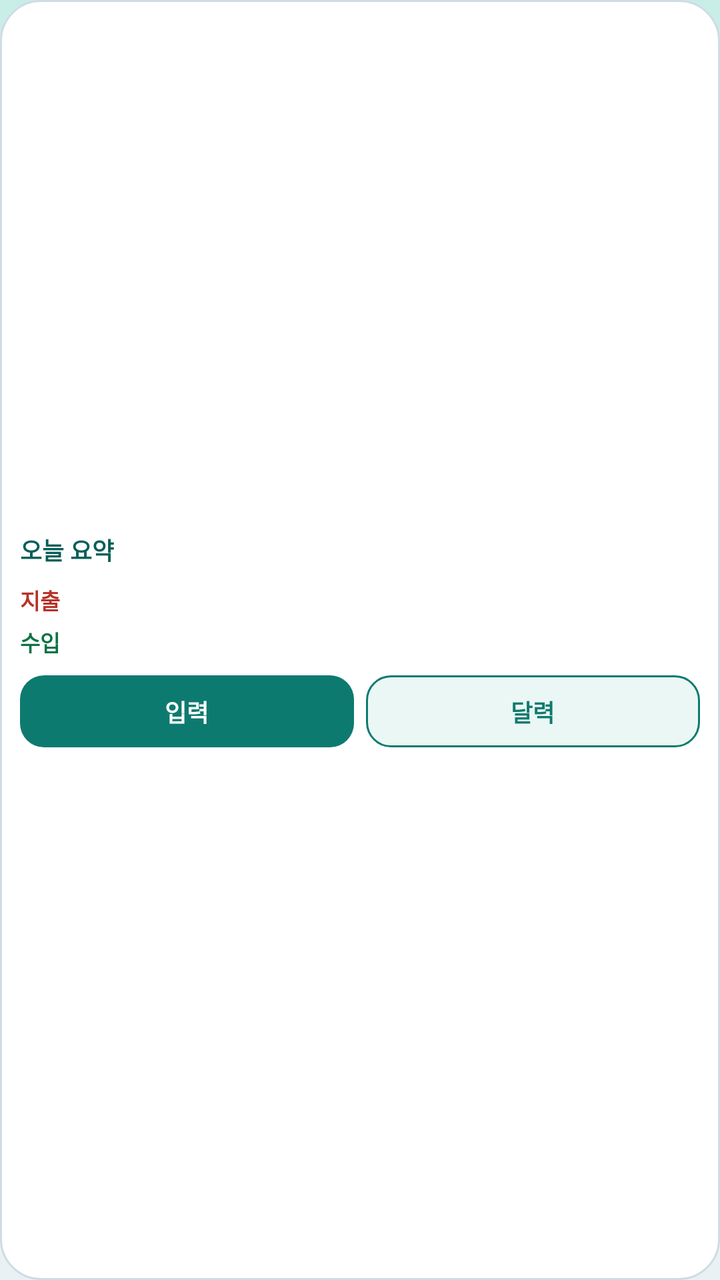
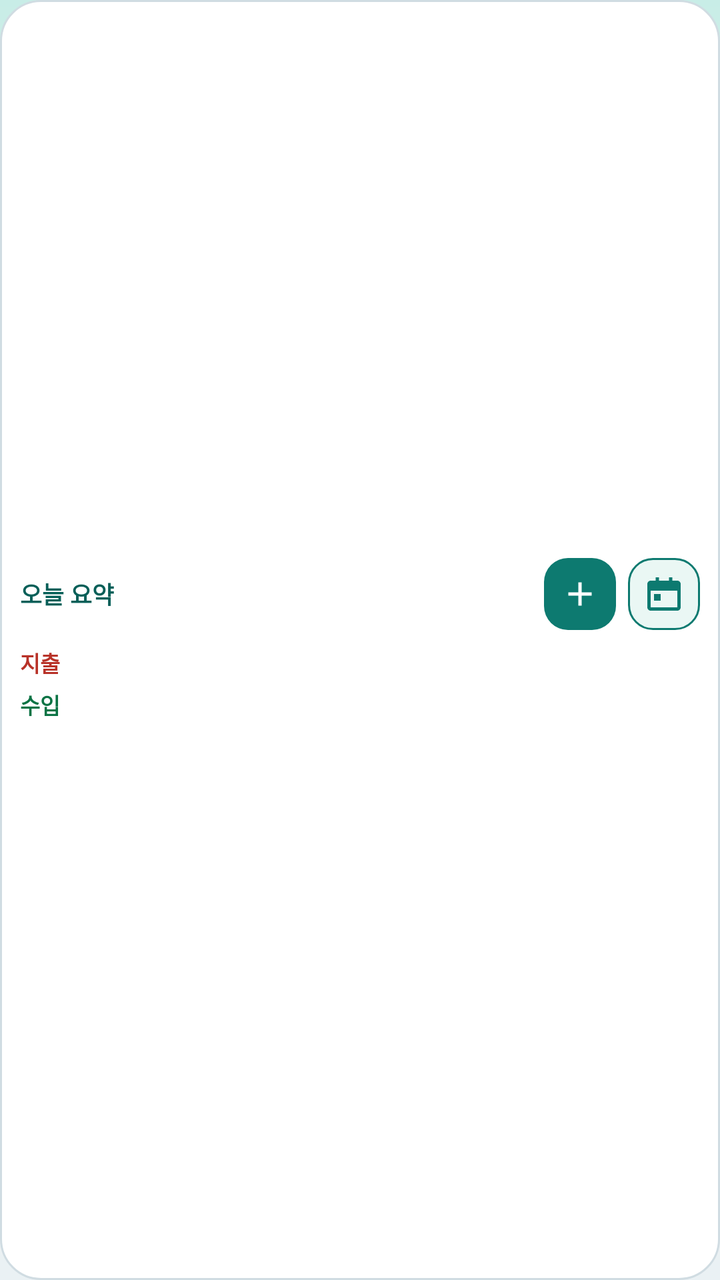

Before-and-after screenshots of an Android layout around one commit, followed by the original layout XML and the change that was made.
<!-- AndroidManifest.xml: application theme Theme.EasyLedger -->
<!-- res/layout/widget_today_compact.xml -->
<?xml version="1.0" encoding="utf-8"?>
<LinearLayout xmlns:android="http://schemas.android.com/apk/res/android"
    android:id="@+id/widget_root"
    android:layout_width="match_parent"
    android:layout_height="match_parent"
    android:background="@drawable/bg_widget"
    android:gravity="center_vertical"
    android:orientation="vertical"
    android:padding="10dp">

    <LinearLayout
        android:layout_width="match_parent"
        android:layout_height="wrap_content"
        android:gravity="center_vertical"
        android:orientation="horizontal">

        <TextView
            android:id="@+id/widget_title"
            android:layout_width="0dp"
            android:layout_height="wrap_content"
            android:layout_weight="1"
            android:ellipsize="end"
            android:maxLines="1"
            android:text="@string/widget_today_summary"
            android:textColor="#065F58"
            android:textSize="12sp"
            android:textStyle="bold" />

        <TextView
            android:id="@+id/widget_count"
            android:layout_width="wrap_content"
            android:layout_height="wrap_content"
            android:textColor="#5A6573"
            android:textSize="11sp" />
    </LinearLayout>

    <LinearLayout
        android:layout_width="match_parent"
        android:layout_height="wrap_content"
        android:layout_marginTop="6dp"
        android:orientation="horizontal">

        <TextView
            android:layout_width="wrap_content"
            android:layout_height="wrap_content"
            android:text="@string/expense"
            android:textColor="#B83228"
            android:textSize="11sp"
            android:textStyle="bold" />

        <TextView
            android:id="@+id/widget_expense"
            android:layout_width="0dp"
            android:layout_height="wrap_content"
            android:layout_marginStart="4dp"
            android:layout_weight="1"
            android:ellipsize="end"
            android:maxLines="1"
            android:textColor="#121A24"
            android:textSize="14sp"
            android:textStyle="bold" />
    </LinearLayout>

    <LinearLayout
        android:layout_width="match_parent"
        android:layout_height="wrap_content"
        android:layout_marginTop="2dp"
        android:orientation="horizontal">

        <TextView
            android:layout_width="wrap_content"
            android:layout_height="wrap_content"
            android:text="@string/income"
            android:textColor="#0B7344"
            android:textSize="11sp"
            android:textStyle="bold" />

        <TextView
            android:id="@+id/widget_income"
            android:layout_width="0dp"
            android:layout_height="wrap_content"
            android:layout_marginStart="4dp"
            android:layout_weight="1"
            android:ellipsize="end"
            android:maxLines="1"
            android:textColor="#121A24"
            android:textSize="14sp"
            android:textStyle="bold" />
    </LinearLayout>

    
    <LinearLayout
        android:id="@+id/widget_list"
        android:layout_width="match_parent"
        android:layout_height="0dp"
        android:orientation="vertical"
        android:visibility="gone" />

    <TextView
        android:id="@+id/widget_empty"
        android:layout_width="0dp"
        android:layout_height="0dp"
        android:visibility="gone" />

    <TextView
        android:id="@+id/widget_more"
        android:layout_width="0dp"
        android:layout_height="0dp"
        android:visibility="gone" />

    <LinearLayout
        android:layout_width="match_parent"
        android:layout_height="wrap_content"
        android:layout_marginTop="8dp"
        android:orientation="horizontal">

        <TextView
            android:id="@+id/widget_add"
            android:layout_width="0dp"
            android:layout_height="36dp"
            android:layout_weight="1"
            android:background="@drawable/bg_widget_button"
            android:gravity="center"
            android:includeFontPadding="false"
            android:paddingStart="8dp"
            android:paddingEnd="8dp"
            android:text="@string/widget_quick_input_short"
            android:textColor="#FFFFFF"
            android:textSize="12sp"
            android:textStyle="bold" />

        <TextView
            android:id="@+id/widget_detail"
            android:layout_width="0dp"
            android:layout_height="36dp"
            android:layout_marginStart="6dp"
            android:layout_weight="1"
            android:background="@drawable/bg_widget_button_outline"
            android:gravity="center"
            android:includeFontPadding="false"
            android:paddingStart="8dp"
            android:paddingEnd="8dp"
            android:text="@string/widget_view_detail_short"
            android:textColor="#0D7A70"
            android:textSize="12sp"
            android:textStyle="bold" />
    </LinearLayout>
</LinearLayout>
<!-- resources referenced by this layout -->
<resources>
  <!-- drawable bg_widget (drawable) -->
  <?xml version="1.0" encoding="utf-8"?>
  <shape xmlns:android="http://schemas.android.com/apk/res/android"
      android:shape="rectangle">
      <corners android:radius="20dp" />
      <solid android:color="#FFFFFF" />
      <stroke
          android:width="1dp"
          android:color="#D0DCE2" />
  </shape>
  <!-- drawable bg_widget_button (drawable) -->
  <?xml version="1.0" encoding="utf-8"?>
  <shape xmlns:android="http://schemas.android.com/apk/res/android"
      android:shape="rectangle">
      <corners android:radius="12dp" />
      <solid android:color="#0D7A70" />
  </shape>
  <!-- drawable bg_widget_button_outline (drawable) -->
  <?xml version="1.0" encoding="utf-8"?>
  <shape xmlns:android="http://schemas.android.com/apk/res/android"
      android:shape="rectangle">
      <corners android:radius="12dp" />
      <solid android:color="#EAF7F4" />
      <stroke
          android:width="1dp"
          android:color="#0D7A70" />
  </shape>
  <string name="expense">지출</string>
  <string name="income">수입</string>
  <string name="widget_quick_input_short">입력</string>
  <string name="widget_today_summary">오늘 요약</string>
  <string name="widget_view_detail_short">달력</string>
  <style name="Theme.EasyLedger" parent="Theme.Material3.DayNight.NoActionBar">
          <item name="colorPrimary">@color/brand</item>
          <item name="colorOnPrimary">@color/on_brand</item>
          <item name="colorSecondary">@color/brand_deep</item>
          <item name="colorSurface">@color/card</item>
          <item name="android:colorBackground">@color/page</item>
          <item name="android:windowBackground">@drawable/bg_page</item>
          <item name="android:statusBarColor">@color/page_top</item>
          <item name="android:navigationBarColor">@color/card</item>
          <item name="android:windowLightStatusBar">true</item>
          <item name="android:windowDrawsSystemBarBackgrounds">true</item>
          <item name="android:textColorPrimary">@color/ink</item>
          <item name="materialButtonOutlinedStyle">@style/Widget.EasyLedger.OutlinedButton</item>
      </style>
  <color name="brand">#0D7A70</color>
  <color name="on_brand">#FFFFFF</color>
  <color name="brand_deep">#065F58</color>
  <color name="card">#FFFFFF</color>
  <color name="page">#EAF1F4</color>
  <!-- drawable bg_page (drawable) -->
  <?xml version="1.0" encoding="utf-8"?>
  <shape xmlns:android="http://schemas.android.com/apk/res/android">
      <gradient
          android:angle="160"
          android:centerColor="@color/page_mid"
          android:endColor="@color/page"
          android:startColor="@color/page_top"
          android:type="linear" />
  </shape>
  <color name="page_top">#C8EDE7</color>
  <color name="ink">#121A24</color>
  <style name="Widget.EasyLedger.OutlinedButton" parent="Widget.Material3.Button.OutlinedButton">
          <item name="strokeColor">@color/line</item>
          <item name="android:textColor">@color/ink</item>
          <item name="cornerRadius">14dp</item>
      </style>
  <color name="page_mid">#F7EFE4</color>
  <color name="line">#D0DCE2</color>
</resources>

<!-- the commit's change to res/layout/widget_today_compact.xml (unified diff, before → after) -->
@@ -30,8 +30,30 @@
             android:id="@+id/widget_count"
             android:layout_width="wrap_content"
             android:layout_height="wrap_content"
+            android:layout_marginEnd="8dp"
             android:textColor="#5A6573"
             android:textSize="11sp" />
+
+        <ImageView
+            android:id="@+id/widget_add"
+            android:layout_width="36dp"
+            android:layout_height="36dp"
+            android:background="@drawable/bg_widget_button"
+            android:contentDescription="@string/widget_quick_input_short"
+            android:padding="8dp"
+            android:scaleType="centerInside"
+            android:src="@drawable/ic_widget_add" />
+
+        <ImageView
+            android:id="@+id/widget_detail"
+            android:layout_width="36dp"
+            android:layout_height="36dp"
+            android:layout_marginStart="6dp"
+            android:background="@drawable/bg_widget_button_outline"
+            android:contentDescription="@string/widget_view_detail_short"
+            android:padding="8dp"
+            android:scaleType="centerInside"
+            android:src="@drawable/ic_widget_calendar" />
     </LinearLayout>
 
     <LinearLayout
@@ -107,42 +129,4 @@
         android:layout_width="0dp"
         android:layout_height="0dp"
         android:visibility="gone" />
-
-    <LinearLayout
-        android:layout_width="match_parent"
-        android:layout_height="wrap_content"
-        android:layout_marginTop="8dp"
-        android:orientation="horizontal">
-
-        <TextView
-            android:id="@+id/widget_add"
-            android:layout_width="0dp"
-            android:layout_height="36dp"
-            android:layout_weight="1"
-            android:background="@drawable/bg_widget_button"
-            android:gravity="center"
-            android:includeFontPadding="false"
-            android:paddingStart="8dp"
-            android:paddingEnd="8dp"
-            android:text="@string/widget_quick_input_short"
-            android:textColor="#FFFFFF"
-            android:textSize="12sp"
-            android:textStyle="bold" />
-
-        <TextView
-            android:id="@+id/widget_detail"
-            android:layout_width="0dp"
-            android:layout_height="36dp"
-            android:layout_marginStart="6dp"
-            android:layout_weight="1"
-            android:background="@drawable/bg_widget_button_outline"
-            android:gravity="center"
-            android:includeFontPadding="false"
-            android:paddingStart="8dp"
-            android:paddingEnd="8dp"
-            android:text="@string/widget_view_detail_short"
-            android:textColor="#0D7A70"
-            android:textSize="12sp"
-            android:textStyle="bold" />
-    </LinearLayout>
 </LinearLayout>
<!-- resource entries referenced after the edit -->
@@ -27,6 +27,28 @@
           android:width="1dp"
           android:color="#0D7A70" />
   </shape>
+  <!-- drawable ic_widget_add (drawable) -->
+  <?xml version="1.0" encoding="utf-8"?>
+  <vector xmlns:android="http://schemas.android.com/apk/res/android"
+      android:width="24dp"
+      android:height="24dp"
+      android:viewportWidth="24"
+      android:viewportHeight="24">
+      <path
+          android:fillColor="#FFFFFFFF"
+          android:pathData="M19,13h-6v6h-2v-6H5v-2h6V5h2v6h6v2z" />
+  </vector>
+  <!-- drawable ic_widget_calendar (drawable) -->
+  <?xml version="1.0" encoding="utf-8"?>
+  <vector xmlns:android="http://schemas.android.com/apk/res/android"
+      android:width="24dp"
+      android:height="24dp"
+      android:viewportWidth="24"
+      android:viewportHeight="24">
+      <path
+          android:fillColor="#FF0D7A70"
+          android:pathData="M7,2h2v2h6V2h2v2h3c1.1,0 2,0.9 2,2v14c0,1.1 -0.9,2 -2,2H4c-1.1,0 -2,-0.9 -2,-2V6c0,-1.1 0.9,-2 2,-2h3V2zM4,10v10h16V10H4zM6,12h4v4H6z" />
+  </vector>
   <string name="expense">지출</string>
   <string name="income">수입</string>
   <string name="widget_quick_input_short">입력</string>
